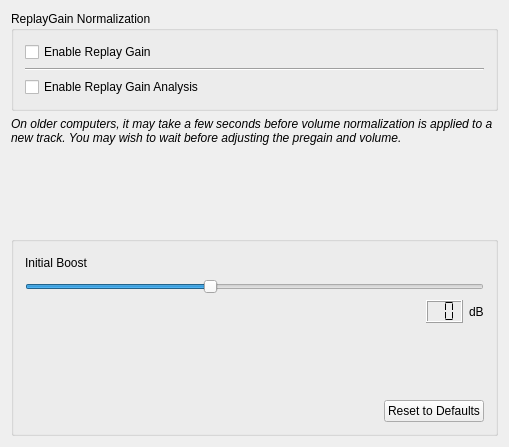
mixxxcommunity/mixxx, file mixxx/src/dlgprefreplaygaindlg.ui: the form before one commit.
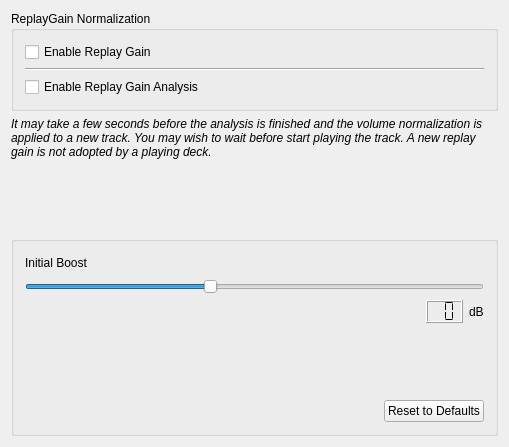
The form after the commit.

Commit message: finished replay gain adoption

```diff
--- a/mixxx/src/dlgprefreplaygaindlg.ui
+++ b/mixxx/src/dlgprefreplaygaindlg.ui
@@ -70,7 +70,7 @@
       </font>
      </property>
      <property name="text">
-      <string>On older computers, it may take a few seconds before volume normalization is applied to a new track. You may wish to wait before adjusting the pregain and volume.</string>
+      <string>It may take a few seconds before the analysis is finished and the volume normalization is applied to a new track. You may wish to wait before start playing the track. A new replay gain is not adopted by a playing deck. </string>
      </property>
      <property name="wordWrap">
       <bool>true</bool>
```
The commit also changes 8 other files.
